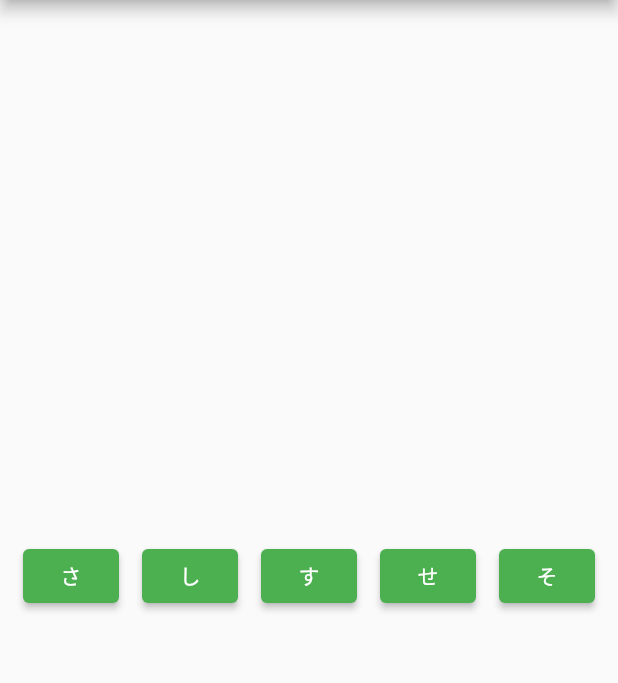
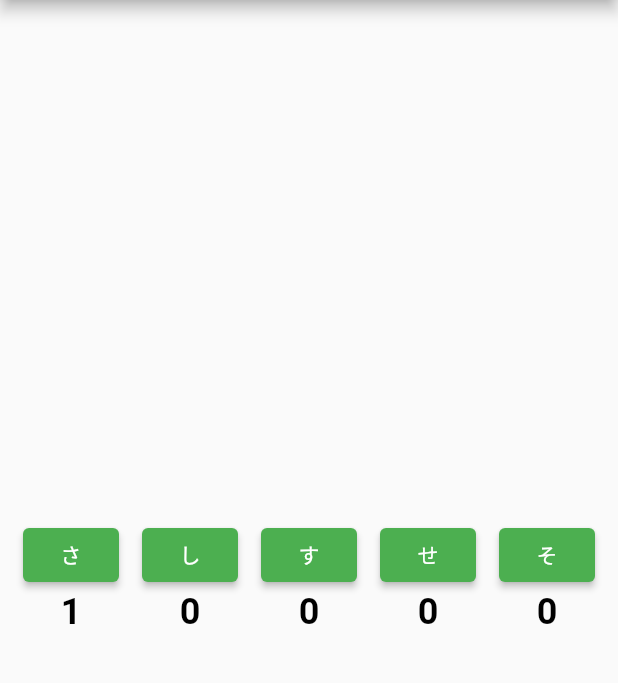
Before and after one commit to chocolate-kuma/sashisuseso, a Flutter app: the screen it shows after launch, after a tap on an icon or button, on a phone screen of 412 x 824 dp, the part 84-767 px from its top. Run offline on Flutter 3.47's test engine with Material 2 defaults, Android fonts, the phone set to English and light mode, and no system bars; our stand-ins replace audioplayers; Roboto replaces fonts that are missing (NotoSans).

Commit message:
add counter

```diff
--- a/lib/pages/main/compornent/audio_button.dart
+++ b/lib/pages/main/compornent/audio_button.dart
@@ -1,22 +1,46 @@
 import 'package:audioplayers/audioplayers.dart';
 import 'package:flutter/material.dart';
+import 'package:sashisuseso/constant/text_style_constant.dart';
 
-class AudioButton extends StatelessWidget {
+class AudioButton extends StatefulWidget {
   const AudioButton({super.key, required this.text, required this.audio});
 
   final String text;
   final String audio;
 
   @override
+  State<AudioButton> createState() => _AudioButtonState();
+}
+
+class _AudioButtonState extends State<AudioButton> {
+  int _counter = 0;
+
+  void _incrementCounter() {
+    setState(() {
+      _counter++;
+    });
+  }
+
+  @override
   Widget build(BuildContext context) {
     final audioPlayer = AudioPlayer();
     return Flexible(
       flex: 10,
-      child: ElevatedButton(
-          onPressed: () {
-            audioPlayer.play(AssetSource(audio));
-          },
-          child: Text(text)),
+      child: Column(
+        mainAxisSize: MainAxisSize.min,
+        children: [
+          ElevatedButton(
+              onPressed: () {
+                audioPlayer.play(AssetSource(widget.audio));
+                _incrementCounter();
+              },
+              child: Text(widget.text)),
+          Text(
+            '$_counter',
+            style: TextStyleConstant.bold24,
+          )
+        ],
+      ),
     );
   }
 }
```
